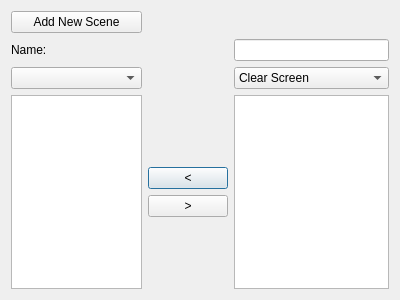
Before: the Qt Designer form editor/scenes/tab_scenelist.ui in protoman/rockbot, drawn with Qt 5.
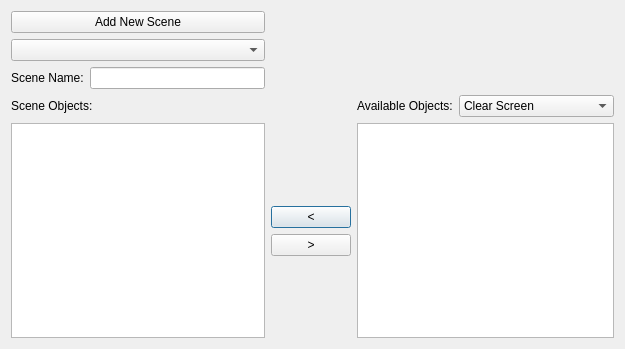
After: the same form once the commit is applied.

Commit message: - improve fields editing in scenes list editor - improve scene editor layout and image preview area with lines for init, dest and path - change sceneShow lib to get data from disk and use it to show sequence (partial)

Patch:
```diff
--- a/editor/scenes/tab_scenelist.ui
+++ b/editor/scenes/tab_scenelist.ui
@@ -6,15 +6,15 @@
    <rect>
     <x>0</x>
     <y>0</y>
-    <width>400</width>
-    <height>300</height>
+    <width>625</width>
+    <height>349</height>
    </rect>
   </property>
   <property name="windowTitle">
    <string>Dialog</string>
   </property>
   <layout class="QGridLayout" name="gridLayout">
-   <item row="3" column="1">
+   <item row="6" column="1">
     <layout class="QVBoxLayout" name="verticalLayout">
      <property name="rightMargin">
       <number>0</number>
@@ -61,7 +61,7 @@
      </item>
     </layout>
    </item>
-   <item row="3" column="2">
+   <item row="6" column="2">
     <widget class="QListView" name="object_listView">
      <property name="selectionBehavior">
       <enum>QAbstractItemView::SelectRows</enum>
@@ -71,7 +71,57 @@
    <item row="2" column="0">
     <widget class="QComboBox" name="sceneSelector"/>
    </item>
-   <item row="2" column="2">
+   <item row="0" column="0">
+    <widget class="QPushButton" name="addScene_button">
+     <property name="text">
+      <string>Add New Scene</string>
+     </property>
+    </widget>
+   </item>
+   <item row="6" column="0">
+    <widget class="QTableView" name="scenes_tableView">
+     <property name="editTriggers">
+      <set>QAbstractItemView::AllEditTriggers</set>
+     </property>
+     <property name="selectionMode">
+      <enum>QAbstractItemView::SingleSelection</enum>
+     </property>
+     <property name="selectionBehavior">
+      <enum>QAbstractItemView::SelectRows</enum>
+     </property>
+    </widget>
+   </item>
+   <item row="4" column="0">
+    <widget class="QLabel" name="label_2">
+     <property name="text">
+      <string>Scene Objects:</string>
+     </property>
+    </widget>
+   </item>
+   <item row="3" column="0">
+    <layout class="QHBoxLayout" name="horizontalLayout">
+     <item>
+      <widget class="QLabel" name="label">
+       <property name="text">
+        <string>Scene Name:</string>
+       </property>
+      </widget>
+     </item>
+     <item>
+      <widget class="QLineEdit" name="name_lineEdit"/>
+     </item>
+    </layout>
+   </item>
+   <item row="4" column="2">
+    <layout class="QHBoxLayout" name="horizontalLayout_2">
+     <item>
+      <widget class="QLabel" name="label_3">
+       <property name="text">
+        <string>Available Objects:</string>
+       </property>
+      </widget>
+     </item>
+     <item>
     <widget class="QComboBox" name="sceneTypeSelector">
      <item>
       <property name="text">
@@ -125,29 +175,7 @@
      </item>
     </widget>
    </item>
-   <item row="0" column="0">
-    <widget class="QPushButton" name="addScene_button">
-     <property name="text">
-      <string>Add New Scene</string>
-     </property>
-    </widget>
-   </item>
-   <item row="1" column="0">
-    <widget class="QLabel" name="label">
-     <property name="text">
-      <string>Name:</string>
-     </property>
-    </widget>
-   </item>
-   <item row="1" column="2">
-    <widget class="QLineEdit" name="name_lineEdit"/>
-   </item>
-   <item row="3" column="0">
-    <widget class="QTableView" name="scenes_tableView">
-     <property name="editTriggers">
-      <set>QAbstractItemView::AllEditTriggers</set>
-     </property>
-    </widget>
+    </layout>
    </item>
   </layout>
  </widget>
```
Lines whose indentation alone changed are shown as unchanged. The commit also changes 18 other files.
